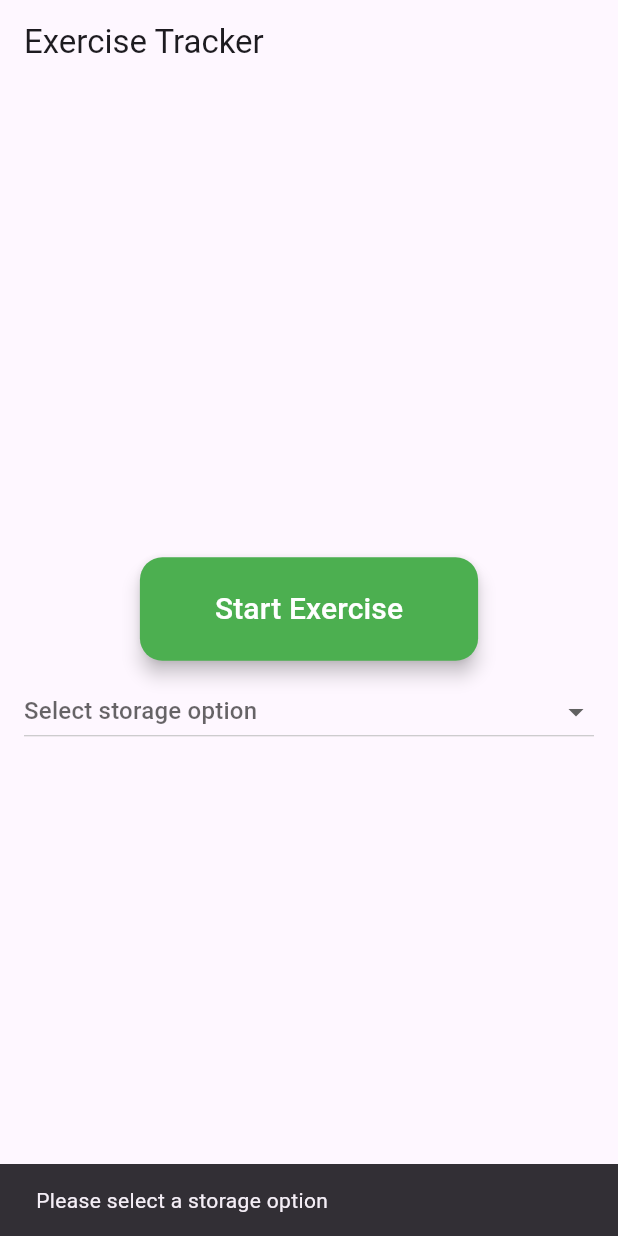
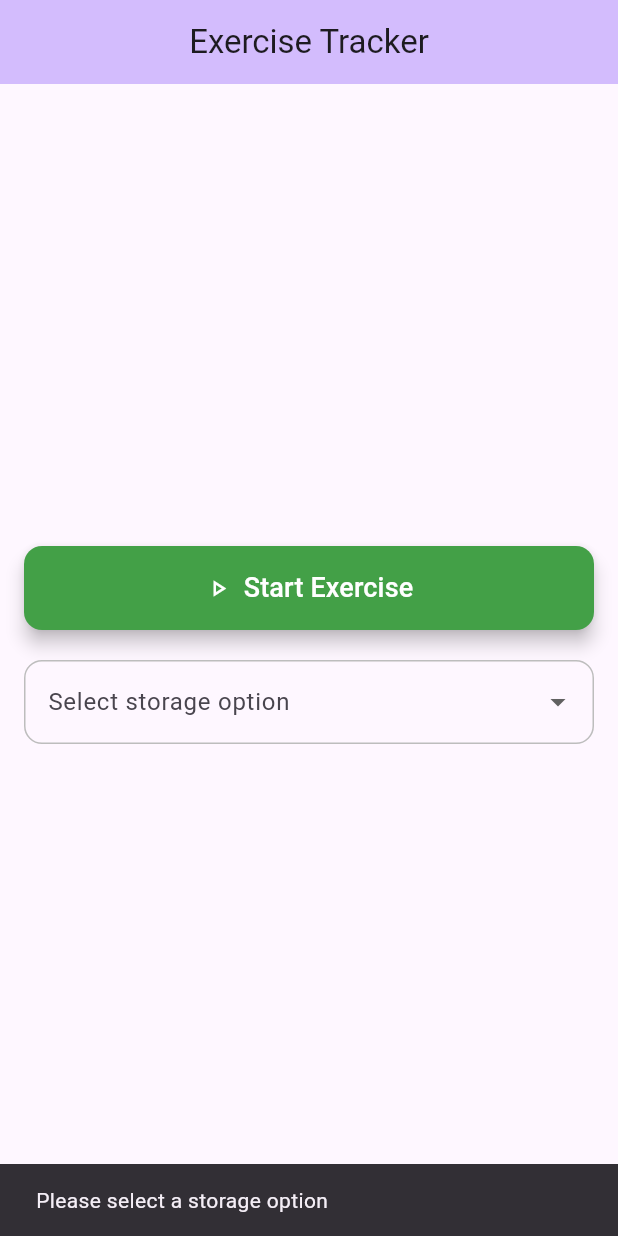
Before and after one commit to erezshamai/my_mobile, a Flutter app: the screen it shows after launch, after a tap on "Start Exercise", on a phone screen of 412 x 824 dp. Run offline on Flutter 3.47's test engine with Material 3 defaults, Android fonts, the phone set to English and light mode, and no system bars; our stand-ins replace csv, googleapis_auth; missing offline and left inert: file_saver, googleapis.

Commit message:
add list

```diff
--- a/lib/main.dart
+++ b/lib/main.dart
@@ -11,99 +11,59 @@ void main() {
 class MyApp extends StatelessWidget {
   const MyApp({super.key});
 
-  // This widget is the root of your application.
   @override
   Widget build(BuildContext context) {
     return MaterialApp(
       title: 'Exercise Tracker',
       theme: ThemeData(
-        // This is the theme of your application.
-        //
-        // TRY THIS: Try running your application with "flutter run". You'll see
-        // the application has a purple toolbar. Then, without quitting the app,
-        // try changing the seedColor in the colorScheme below to Colors.green
-        // and then invoke "hot reload" (save your changes or press the "hot
-        // reload" button in a Flutter-supported IDE, or press "r" if you used
-        // the command line to start the app).
-        //
-        // Notice that the counter didn't reset back to zero; the application
-        // state is not lost during the reload. To reset the state, use hot
-        // restart instead.
-        //
-        // This works for code too, not just values: Most code changes can be
-        // tested with just a hot reload.
-        primarySwatch: Colors.green,
-        visualDensity: VisualDensity.adaptivePlatformDensity,
         colorScheme: ColorScheme.fromSeed(seedColor: Colors.deepPurple),
+        useMaterial3: true,
       ),
-      home: const ExerciseTrackerScreen(title: 'Flutter Demo Home Page'),
+      home: const ExerciseTrackerScreen(),
     );
   }
 }
 
 class ExerciseTrackerScreen extends StatefulWidget {
-  const ExerciseTrackerScreen({super.key, required this.title});
-
-  // This widget is the home page of your application. It is stateful, meaning
-  // that it has a State object (defined below) that contains fields that affect
-  // how it looks.
-
-  // This class is the configuration for the state. It holds the values (in this
-  // case the title) provided by the parent (in this case the App widget) and
-  // used by the build method of the State. Fields in a Widget subclass are
-  // always marked "final".
-
-  final String title;
+  const ExerciseTrackerScreen({super.key});
 
   @override
   State<ExerciseTrackerScreen> createState() => _ExerciseTrackerState();
 }
 
 class _ExerciseTrackerState extends State<ExerciseTrackerScreen> {
-  int _counter = 0;
   bool _isExercising = false;
   DateTime? _startTime;
-  String? _selectedOption; // Variable to hold the selected combobox option
+  String? _selectedOption;
   final List<String> _options = [
     'push into local file',
     'push into google sheets',
-  ]; // Combobox options
+  ];
 
-  void _incrementCounter() {
-    setState(() {
-      // This call to setState tells the Flutter framework that something has
-      // changed in this State, which causes it to rerun the build method below
-      // so that the display can reflect the updated values. If we changed
-      // _counter without calling setState(), then the build method would not be
-      // called again, and so nothing would appear to happen.
-      _counter++;
-    });
-  }
-  Future<void> _handleStartExercise() async {
+  void _handleStartExercise() async {
     if (_selectedOption == null) {
       ScaffoldMessenger.of(context).showSnackBar(
         const SnackBar(content: Text('Please select a storage option')),
       );
       return;
     }
+
     setState(() {
-     // _isExercising = true;
+      //_isExercising = true;
     });
 
     try {
       final currentTime = DateTime.now();
       if (_selectedOption == 'push into local file') {
-        // Add record to local file
         await LocalFileService.addLocalExerciseRecord(currentTime);
         ScaffoldMessenger.of(context).showSnackBar(
-          const SnackBar(content: Text('Exercise start time recorded in local file!')),
+          const SnackBar(content: Text('Exercise started and recorded locally!')),
         );
       } else if (_selectedOption == 'push into google sheets') {
-        // Add record to Google Sheet
-        /**await GoogleSheetsService.addExerciseRecord(SPREADSHEET_ID, currentTime);
+        // await GoogleSheetsService.addExerciseRecord(SPREADSHEET_ID, currentTime);
         ScaffoldMessenger.of(context).showSnackBar(
-          const SnackBar(content: Text('Exercise start time recorded in Google Sheets!')),
-        ); */
+          const SnackBar(content: Text('Exercise started and recorded in Google Sheets!')),
+        );
       }
 
       setState(() {
@@ -115,48 +75,81 @@ class _ExerciseTrackerState extends State<ExerciseTrackerScreen> {
         SnackBar(content: Text('Failed to record exercise. Error: $e')),
       );
       setState(() {
-       // _isExercising = false;
+        //_isExercising = false;
       });
     }
   }
+
+  void _handleStopExercise() {
+    setState(() {
+      _isExercising = false;
+      _startTime = null;
+      _selectedOption = null;
+    });
+    ScaffoldMessenger.of(context).showSnackBar(
+      const SnackBar(content: Text('Exercise stopped!')),
+    );
+  }
+
   @override
   Widget build(BuildContext context) {
-    // This method is rerun every time setState is called, for instance as done
-    // by the _incrementCounter method above.
-    //
-    // The Flutter framework has been optimized to make rerunning build methods
-    // fast, so that you can just rebuild anything that needs updating rather
-    // than having to individually change instances of widgets.
     return Scaffold(
       appBar: AppBar(
         title: const Text('Exercise Tracker'),
+        centerTitle: true,
+        backgroundColor: Theme.of(context).colorScheme.inversePrimary,
       ),
-      body: Center(
+      body: Padding(
+        padding: const EdgeInsets.all(16.0),
         child: Column(
           mainAxisAlignment: MainAxisAlignment.center,
+          crossAxisAlignment: CrossAxisAlignment.stretch,
           children: <Widget>[
-            ElevatedButton(
-              onPressed: _isExercising ? null : _handleStartExercise,
+            _buildStartButton(),
+            const SizedBox(height: 20),
+            _buildStorageDropdown(),
+            const SizedBox(height: 20),
+            if (_isExercising)
+              _buildActiveExerciseDisplay(),
+          ],
+        ),
+      ),
+    );
+  }
+
+  Widget _buildStartButton() {
+    return ElevatedButton.icon(
+      onPressed: _isExercising ? _handleStopExercise : _handleStartExercise,
+      icon: Icon(_isExercising ? Icons.stop_circle_outlined : Icons.play_arrow_outlined),
+      label: Text(
+        _isExercising ? 'Stop Exercise' : 'Start Exercise',
+        style: const TextStyle(fontSize: 18),
+      ),
       style: ElevatedButton.styleFrom(
-                backgroundColor: _isExercising ? Colors.grey : Colors.green,
-                padding: const EdgeInsets.symmetric(horizontal: 50, vertical: 20),
+        foregroundColor: Colors.white,
+        backgroundColor: _isExercising ? Colors.red.shade400 : Colors.green.shade600,
+        padding: const EdgeInsets.symmetric(horizontal: 20, vertical: 15),
         shape: RoundedRectangleBorder(
-                  borderRadius: BorderRadius.circular(15),
+          borderRadius: BorderRadius.circular(12),
         ),
         elevation: 5,
       ),
-              child: Text(
-                _isExercising ? 'Exercise Started!' : 'Start Exercise',
-                style: const TextStyle(fontSize: 20, color: Colors.white),
+    );
+  }
+
+  Widget _buildStorageDropdown() {
+    return DropdownButtonFormField<String>(
+      decoration: InputDecoration(
+        labelText: 'Select storage option',
+        border: OutlineInputBorder(
+          borderRadius: BorderRadius.circular(12),
+        ),
+        enabledBorder: OutlineInputBorder(
+          borderRadius: BorderRadius.circular(12),
+          borderSide: BorderSide(color: Colors.grey.shade400),
         ),
       ),
-            // Add the combobox (DropdownButton)
-            Padding(
-              padding: const EdgeInsets.symmetric(horizontal: 16.0, vertical: 10.0),
-              child: DropdownButton<String>(
       value: _selectedOption,
-                hint: const Text('Select storage option'),
-                isExpanded: true,
       items: _options.map((String option) {
         return DropdownMenuItem<String>(
           value: option,
@@ -164,21 +157,31 @@ class _ExerciseTrackerState extends State<ExerciseTrackerScreen> {
         );
       }).toList(),
       onChanged: _isExercising
-                    ? null // Disable dropdown while exercising
+          ? null
           : (String? newValue) {
               setState(() {
                 _selectedOption = newValue;
               });
             },
+    );
+  }
+
+  Widget _buildActiveExerciseDisplay() {
+    return Card(
+      elevation: 4,
+      shape: RoundedRectangleBorder(borderRadius: BorderRadius.circular(12)),
+      child: Padding(
+        padding: const EdgeInsets.all(16.0),
+        child: Column(
+          children: [
+            const Text(
+              'Exercise in Progress',
+              style: TextStyle(fontSize: 20, fontWeight: FontWeight.bold, color: Colors.blueAccent),
             ),
-            ),
-            if (_startTime != null)
-              Padding(
-                padding: const EdgeInsets.only(top: 30),
-                child: Text(
+            const SizedBox(height: 10),
+            Text(
               'Started at: ${_startTime!.hour}:${_startTime!.minute}:${_startTime!.second}',
-                  style: const TextStyle(fontSize: 18, color: Colors.black54),
-                ),
+              style: const TextStyle(fontSize: 16, color: Colors.black54),
             ),
           ],
         ),
```
Lines whose indentation alone changed are shown as unchanged.
